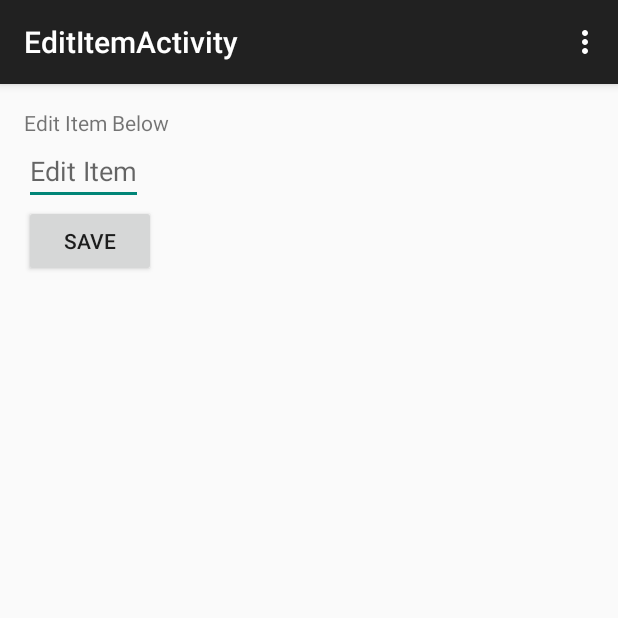
After one commit to g7190305/Project_0, an Android app: the EditItemActivity screen opened directly, with no data from a screen before it, on a phone screen of 412 x 824 dp, the top half of it. The commit adds this screen. Run offline under Robolectric (Android 15) with nearby library versions, the phone set to English and light mode, and no system bars.

Commit message:
add response activite

```diff
--- a/app/src/main/AndroidManifest.xml
+++ b/app/src/main/AndroidManifest.xml
@@ -16,6 +16,10 @@
                 <category android:name="android.intent.category.LAUNCHER" />
             </intent-filter>
         </activity>
+        <activity
+            android:name=".EditItemActivity"
+            android:label="@string/title_activity_edit_item" >
+        </activity>
     </application>
 
 </manifest>
--- /dev/null
+++ b/app/src/main/java/com/example/g7190305/simpletodolist/EditItemActivity.java
@@ -0,0 +1,56 @@
+package com.example.g7190305.simpletodolist;
+
+import android.content.Intent;
+import android.os.Bundle;
+import android.support.v7.app.ActionBarActivity;
+import android.view.Menu;
+import android.view.MenuItem;
+import android.view.View;
+import android.widget.EditText;
+
+
+public class EditItemActivity extends ActionBarActivity {
+    Integer itemPosition;
+
+    @Override
+    protected void onCreate(Bundle savedInstanceState) {
+        super.onCreate(savedInstanceState);
+        setContentView(R.layout.activity_edit_item);
+
+        String itemText = getIntent().getStringExtra(ToDoActivity.ITEM_MESSAGE);
+        itemPosition = getIntent().getIntExtra(ToDoActivity.ITEM_POS, 1);
+        EditText editText = (EditText) findViewById(R.id.edit_item_text);
+        editText.setText(itemText);
+    }
+
+    @Override
+    public boolean onCreateOptionsMenu(Menu menu) {
+        // Inflate the menu; this adds items to the action bar if it is present.
+        getMenuInflater().inflate(R.menu.menu_edit_item, menu);
+        return true;
+    }
+
+    @Override
+    public boolean onOptionsItemSelected(MenuItem item) {
+        // Handle action bar item clicks here. The action bar will
+        // automatically handle clicks on the Home/Up button, so long
+        // as you specify a parent activity in AndroidManifest.xml.
+        int id = item.getItemId();
+
+        //noinspection SimplifiableIfStatement
+        if (id == R.id.action_settings) {
+            return true;
+        }
+
+        return super.onOptionsItemSelected(item);
+    }
+
+    public void saveToItem(View v ) {
+        EditText editText = (EditText) findViewById(R.id.edit_item_text);
+        Intent data = new Intent();
+        data.putExtra(ToDoActivity.ITEM_MESSAGE, editText.getText().toString() );
+        data.putExtra(ToDoActivity.ITEM_POS, itemPosition );
+        setResult(RESULT_OK, data);
+        finish();
+    }
+}
--- /dev/null
+++ b/app/src/main/res/layout/activity_edit_item.xml
@@ -0,0 +1,28 @@
+<RelativeLayout xmlns:android="http://schemas.android.com/apk/res/android"
+    xmlns:tools="http://schemas.android.com/tools" android:layout_width="match_parent"
+    android:layout_height="match_parent" android:paddingLeft="@dimen/activity_horizontal_margin"
+    android:paddingRight="@dimen/activity_horizontal_margin"
+    android:paddingTop="@dimen/activity_vertical_margin"
+    android:paddingBottom="@dimen/activity_vertical_margin"
+    tools:context="com.example.g7190305.simpletodolist.EditItemActivity">
+
+    <TextView android:text="Edit Item Below" android:layout_width="wrap_content"
+        android:layout_height="wrap_content"
+        android:id="@+id/textView" />
+
+    <EditText
+        android:layout_width="wrap_content"
+        android:layout_height="wrap_content"
+        android:id="@+id/edit_item_text"
+        android:hint="Edit Item"
+        android:layout_below="@+id/textView"
+        android:layout_alignParentStart="true" />
+    <Button
+        android:layout_width="wrap_content"
+        android:layout_height="wrap_content"
+        android:text="Save"
+        android:layout_below="@+id/edit_item_text"
+        android:layout_alignParentStart="true"
+        android:onClick="saveToItem"/>
+
+</RelativeLayout>
--- a/app/src/main/res/layout/activity_to_do.xml
+++ b/app/src/main/res/layout/activity_to_do.xml
@@ -12,7 +12,7 @@
         android:layout_alignParentTop="true"
         android:layout_alignParentLeft="true"
         android:layout_alignParentStart="true"
-        android:layout_above="@+id/button" />
+        android:layout_above="@+id/btnAddItem" />
 
     <Button
         android:layout_width="wrap_content"
--- /dev/null
+++ b/app/src/main/res/menu/menu_edit_item.xml
@@ -0,0 +1,7 @@
+<menu xmlns:android="http://schemas.android.com/apk/res/android"
+    xmlns:app="http://schemas.android.com/apk/res-auto"
+    xmlns:tools="http://schemas.android.com/tools"
+    tools:context="com.example.g7190305.simpletodolist.EditItemActivity">
+    <item android:id="@+id/action_settings" android:title="@string/action_settings"
+        android:orderInCategory="100" app:showAsAction="never" />
+</menu>
--- a/app/src/main/res/values/strings.xml
+++ b/app/src/main/res/values/strings.xml
@@ -3,4 +3,5 @@
 
     <string name="hello_world">Hello world!</string>
     <string name="action_settings">Settings</string>
+    <string name="title_activity_edit_item">EditItemActivity</string>
 </resources>
```
Also changed, not shown: app/src/main/java/com/example/g7190305/simpletodolist/ToDoActivity.java (+34 -4 lines).
